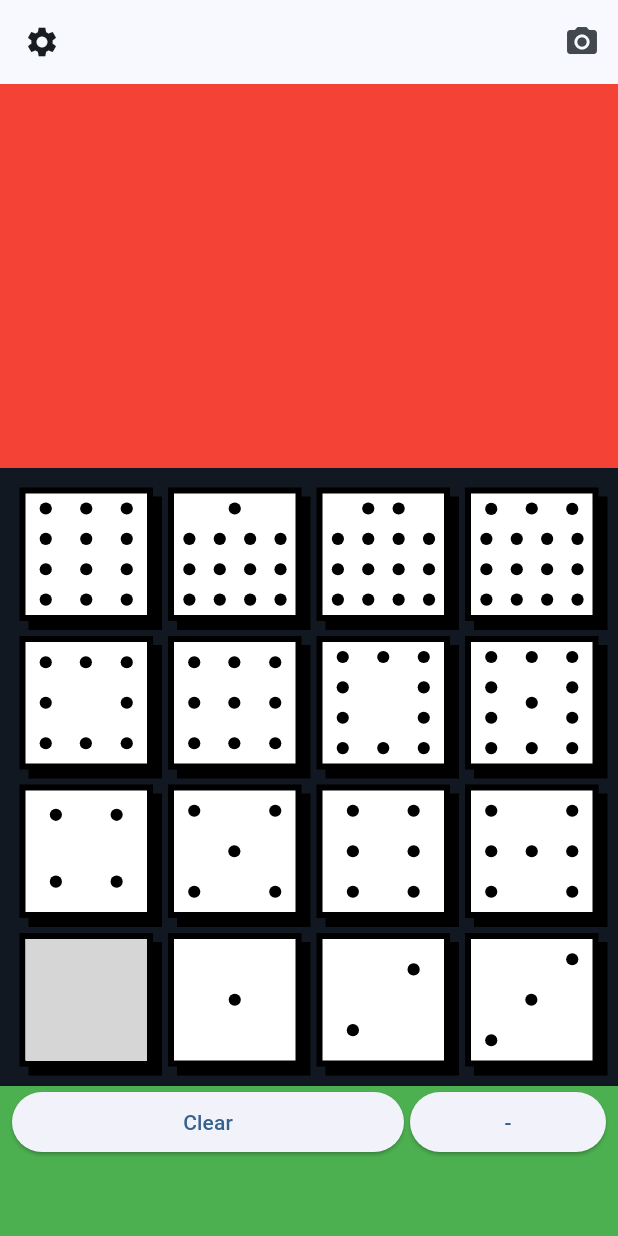
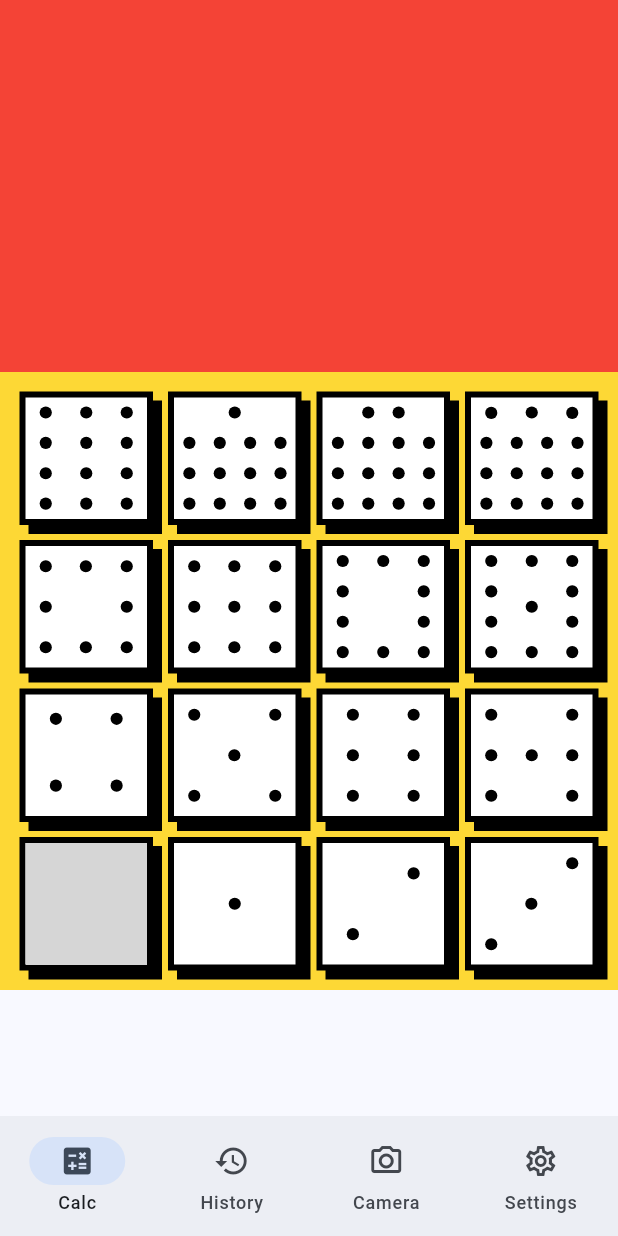
Before and after one commit to chrisstayte/DominoesCalculator, a Flutter app: the screen it shows after launch, on a phone screen of 412 x 824 dp. Run offline on Flutter 3.47's test engine with Material 3 defaults, Android fonts, the phone set to English and light mode, and no system bars; our stand-ins replace flutter_svg, go_router, shared_preferences; grey boxes are pictures that could not be loaded.

Commit message:
Adopts GoRouter shell navigation with UI refinements
Implements a GoRouter-based StatefulShell navigation to replace the previous flat routing, wiring a bottom navigation bar across Home, History, Camera, and Settings.
Adds a new scene-based lifecycle for iOS and enables implicit Flutter engine plugin registration, simplifying plugin setup at launch.
Introduces a new scaffold widget to host the shell and route branches, and adds a History screen.
Refactors Home screen visuals and removes the old app bar actions to align with the new navigation paradigm.
Enhances DominoPip widget to be interactive (press animation) and converts it to a stateful component.
Removes legacy router and updates constants to include history route.

```diff
--- a/lib/constants.dart
+++ b/lib/constants.dart
@@ -2,6 +2,7 @@ import 'dart:ui';
 
 class AppRoutes {
   static const String home = 'home';
+  static const String history = 'history';
   static const String settings = 'settings';
   static const String camera = 'camera';
 }
--- a/lib/main.dart
+++ b/lib/main.dart
@@ -2,7 +2,6 @@ import 'package:dominoes/constants.dart';
 import 'package:dominoes/providers/local_settings_provider.dart';
 import 'package:dominoes/router.dart';
 import 'package:flutter/material.dart';
-import 'package:go_router/go_router.dart';
 import 'package:provider/provider.dart';
 
 void main() async {
@@ -24,13 +23,7 @@ class MyApp extends StatefulWidget {
 }
 
 class _MyAppState extends State<MyApp> {
-  late final GoRouter _router;
-
-  @override
-  void initState() {
-    super.initState();
-    _router = createRouter(context);
-  }
+  final _router = createRouter();
 
   @override
   Widget build(BuildContext context) {
--- a/lib/router.dart
+++ b/lib/router.dart
@@ -1,45 +1,69 @@
 import 'package:dominoes/constants.dart';
 import 'package:dominoes/screens/camera_screen.dart';
+import 'package:dominoes/screens/history_screen.dart';
 import 'package:dominoes/screens/home_screen.dart';
 import 'package:dominoes/screens/settings_screen.dart';
+import 'package:dominoes/widgets/scaffold_with_nav_bar.dart';
 import 'package:flutter/material.dart';
 import 'package:go_router/go_router.dart';
 
-late GoRouter globalRouter;
+final _rootNavigatorKey = GlobalKey<NavigatorState>();
+final _calcNavigatorKey = GlobalKey<NavigatorState>(debugLabel: 'calc');
+final _historyNavigatorKey = GlobalKey<NavigatorState>(debugLabel: 'history');
+final _cameraNavigatorKey = GlobalKey<NavigatorState>(debugLabel: 'camera');
+final _settingsNavigatorKey = GlobalKey<NavigatorState>(debugLabel: 'settings');
 
-final _rootNavigatorKey = GlobalKey<NavigatorState>();
-final _settingNavigatorKey = GlobalKey<NavigatorState>();
-final _homeNavigatorKey = GlobalKey<NavigatorState>();
-
-Page getPage({required Widget child, required GoRouterState state}) {
-  return MaterialPage(key: state.pageKey, child: child);
-}
-
-GoRouter createRouter(BuildContext context) {
+GoRouter createRouter() {
   return GoRouter(
+    navigatorKey: _rootNavigatorKey,
     initialLocation: '/${AppRoutes.home}',
-    navigatorKey: _rootNavigatorKey,
+    routes: [
+      StatefulShellRoute.indexedStack(
+        builder: (context, state, navigationShell) {
+          return ScaffoldWithNavBar(navigationShell: navigationShell);
+        },
+        branches: [
+          StatefulShellBranch(
+            navigatorKey: _calcNavigatorKey,
             routes: [
               GoRoute(
-        parentNavigatorKey: _rootNavigatorKey,
                 name: AppRoutes.home,
                 path: '/${AppRoutes.home}',
-        pageBuilder: (context, state) =>
-            getPage(child: HomeScreen(), state: state),
+                builder: (context, state) => const HomeScreen(),
               ),
+            ],
+          ),
+          StatefulShellBranch(
+            navigatorKey: _historyNavigatorKey,
+            routes: [
               GoRoute(
-        parentNavigatorKey: _rootNavigatorKey,
+                name: AppRoutes.history,
+                path: '/${AppRoutes.history}',
+                builder: (context, state) => const HistoryScreen(),
+              ),
+            ],
+          ),
+          StatefulShellBranch(
+            navigatorKey: _cameraNavigatorKey,
+            routes: [
+              GoRoute(
+                name: AppRoutes.camera,
+                path: '/${AppRoutes.camera}',
+                builder: (context, state) => const CameraScreen(),
+              ),
+            ],
+          ),
+          StatefulShellBranch(
+            navigatorKey: _settingsNavigatorKey,
+            routes: [
+              GoRoute(
                 name: AppRoutes.settings,
                 path: '/${AppRoutes.settings}',
-        pageBuilder: (context, state) =>
-            getPage(child: SettingsScreen(), state: state),
+                builder: (context, state) => const SettingsScreen(),
               ),
-      GoRoute(
-        parentNavigatorKey: _rootNavigatorKey,
-        name: AppRoutes.camera,
-        path: '/${AppRoutes.camera}',
-        pageBuilder: (context, state) =>
-            getPage(child: CameraScreen(), state: state),
+            ],
+          ),
+        ],
       ),
     ],
   );
--- /dev/null
+++ b/lib/screens/history_screen.dart
@@ -0,0 +1,13 @@
+import 'package:flutter/material.dart';
+
+class HistoryScreen extends StatelessWidget {
+  const HistoryScreen({super.key});
+
+  @override
+  Widget build(BuildContext context) {
+    return Scaffold(
+      appBar: AppBar(title: const Text('History')),
+      body: const Center(child: Text('History')),
+    );
+  }
+}
--- a/lib/screens/home_screen.dart
+++ b/lib/screens/home_screen.dart
@@ -1,10 +1,8 @@
-import 'package:dominoes/constants.dart';
 import 'package:dominoes/enum/domino_pips.dart';
 import 'package:dominoes/enum/number_style.dart';
 import 'package:dominoes/providers/local_settings_provider.dart';
 import 'package:dominoes/widgets/domino_pip.dart';
 import 'package:flutter/material.dart';
-import 'package:go_router/go_router.dart';
 import 'package:provider/provider.dart';
 
 class HomeScreen extends StatelessWidget {
@@ -28,23 +26,6 @@ class HomeScreen extends StatelessWidget {
     final settings = context.watch<LocalSettingsProvider>().localSettings;
 
     return Scaffold(
-      appBar: AppBar(
-        leading: IconButton(
-          icon: Icon(Icons.settings),
-          onPressed: () {
-            context.pushNamed(AppRoutes.settings);
-          },
-        ),
-        actions: [
-          IconButton(
-            icon: Icon(Icons.camera_alt),
-            onPressed: () {
-              context.pushNamed(AppRoutes.camera);
-            },
-          ),
-        ],
-      ),
-
       body: Column(
         children: [
           Expanded(child: Container(color: Colors.red)),
@@ -53,7 +34,7 @@ class HomeScreen extends StatelessWidget {
             child: Column(
               children: [
                 Container(
-                  decoration: BoxDecoration(color: AppColors.primary),
+                  decoration: BoxDecoration(color: Colors.yellow.shade600),
                   padding: const EdgeInsets.all(8.0),
                   child: Container(
                     padding: EdgeInsets.all(1),
@@ -69,31 +50,31 @@ class HomeScreen extends StatelessWidget {
                     ),
                   ),
                 ),
-                Expanded(
-                  child: Container(
-                    padding: EdgeInsets.symmetric(horizontal: 8),
-                    color: Colors.green,
-                    child: Row(
-                      crossAxisAlignment: .start,
-                      spacing: 4,
-                      children: [
-                        Expanded(
-                          flex: 2,
-                          child: ElevatedButton(
-                            onPressed: () {},
-                            child: Text('Clear'),
-                          ),
-                        ),
-                        Expanded(
-                          child: ElevatedButton(
-                            onPressed: () {},
-                            child: Text('-'),
-                          ),
-                        ),
-                      ],
-                    ),
-                  ),
-                ),
+                // Expanded(
+                //   child: Container(
+                //     padding: EdgeInsets.symmetric(horizontal: 8),
+                //     color: Colors.green,
+                //     child: Row(
+                //       crossAxisAlignment: .start,
+                //       spacing: 4,
+                //       children: [
+                //         Expanded(
+                //           flex: 2,
+                //           child: ElevatedButton(
+                //             onPressed: () {},
+                //             child: Text('Clear'),
+                //           ),
+                //         ),
+                //         Expanded(
+                //           child: ElevatedButton(
+                //             onPressed: () {},
+                //             child: Text('-'),
+                //           ),
+                //         ),
+                //       ],
+                //     ),
+                //   ),
+                // ),
               ],
             ),
           ),
--- a/lib/widgets/domino_pip.dart
+++ b/lib/widgets/domino_pip.dart
@@ -6,7 +6,7 @@ import 'package:flutter/material.dart';
 import 'package:flutter_svg/flutter_svg.dart';
 import 'package:provider/provider.dart';
 
-class DominoPip extends StatelessWidget {
+class DominoPip extends StatefulWidget {
   const DominoPip({
     super.key,
     required this.pip,
@@ -16,7 +16,14 @@ class DominoPip extends StatelessWidget {
 
   final DominoPips pip;
   final NumberStyle numberStyle;
-  final Function onTap;
+  final VoidCallback onTap;
+
+  @override
+  State<DominoPip> createState() => _DominoPipState();
+}
+
+class _DominoPipState extends State<DominoPip> {
+  bool _isPressed = false;
 
   Widget buildPipImage(DominoPips pip, BuildContext context) {
     final freePointValue = context
@@ -37,35 +44,43 @@ class DominoPip extends StatelessWidget {
 
   @override
   Widget build(BuildContext context) {
-    return Container(
+    return GestureDetector(
+      onTapDown: (_) => setState(() => _isPressed = true),
+      onTapUp: (_) => setState(() => _isPressed = false),
+      onTapCancel: () => setState(() => _isPressed = false),
+      onTap: widget.onTap,
+      child: AnimatedContainer(
+        duration: const Duration(milliseconds: 70),
+        curve: Curves.easeOut,
         margin: const EdgeInsets.all(4),
+        transform: Matrix4.translationValues(
+          _isPressed ? 4 : 0,
+          _isPressed ? 4 : 0,
+          0,
+        ),
         decoration: BoxDecoration(
           color: Colors.white,
           border: Border.all(color: Colors.black, width: 4),
-        boxShadow: const [
+          boxShadow: [
             BoxShadow(
               color: Colors.black,
-            offset: Offset(6, 6),
+              offset: _isPressed ? const Offset(2, 2) : const Offset(6, 6),
               blurRadius: 0,
               spreadRadius: 0,
             ),
           ],
         ),
-      child: Material(
-        color: Colors.transparent,
-        child: InkWell(
-          onTap: () => onTap(),
         child: Center(
-            child: numberStyle == NumberStyle.pips
-                ? buildPipImage(pip, context)
+          child: widget.numberStyle == NumberStyle.pips
+              ? buildPipImage(widget.pip, context)
               : Text(
-                    pip.value == 0
+                  widget.pip.value == 0
                       ? context
                             .watch<LocalSettingsProvider>()
                             .localSettings
                             .freePointValue
                             .toString()
-                        : pip.value.toString(),
+                      : widget.pip.value.toString(),
                   style: const TextStyle(
                     fontSize: 20,
                     fontWeight: FontWeight.w900,
@@ -75,7 +90,6 @@ class DominoPip extends StatelessWidget {
                 ),
         ),
       ),
-      ),
     );
   }
 }
--- /dev/null
+++ b/lib/widgets/scaffold_with_nav_bar.dart
@@ -0,0 +1,46 @@
+import 'package:flutter/material.dart';
+import 'package:go_router/go_router.dart';
+
+class ScaffoldWithNavBar extends StatelessWidget {
+  const ScaffoldWithNavBar({super.key, required this.navigationShell});
+
+  final StatefulNavigationShell navigationShell;
+
+  @override
+  Widget build(BuildContext context) {
+    return Scaffold(
+      body: navigationShell,
+      bottomNavigationBar: NavigationBar(
+        selectedIndex: navigationShell.currentIndex,
+        onDestinationSelected: (index) {
+          navigationShell.goBranch(
+            index,
+            initialLocation: index == navigationShell.currentIndex,
+          );
+        },
+        destinations: const [
+          NavigationDestination(
+            icon: Icon(Icons.calculate_outlined),
+            selectedIcon: Icon(Icons.calculate),
+            label: 'Calc',
+          ),
+          NavigationDestination(
+            icon: Icon(Icons.history_outlined),
+            selectedIcon: Icon(Icons.history),
+            label: 'History',
+          ),
+          NavigationDestination(
+            icon: Icon(Icons.camera_alt_outlined),
+            selectedIcon: Icon(Icons.camera_alt),
+            label: 'Camera',
+          ),
+          NavigationDestination(
+            icon: Icon(Icons.settings_outlined),
+            selectedIcon: Icon(Icons.settings),
+            label: 'Settings',
+          ),
+        ],
+      ),
+    );
+  }
+}
```
Also changed, not shown: 3 other files. Lines whose indentation alone changed are shown as unchanged.
